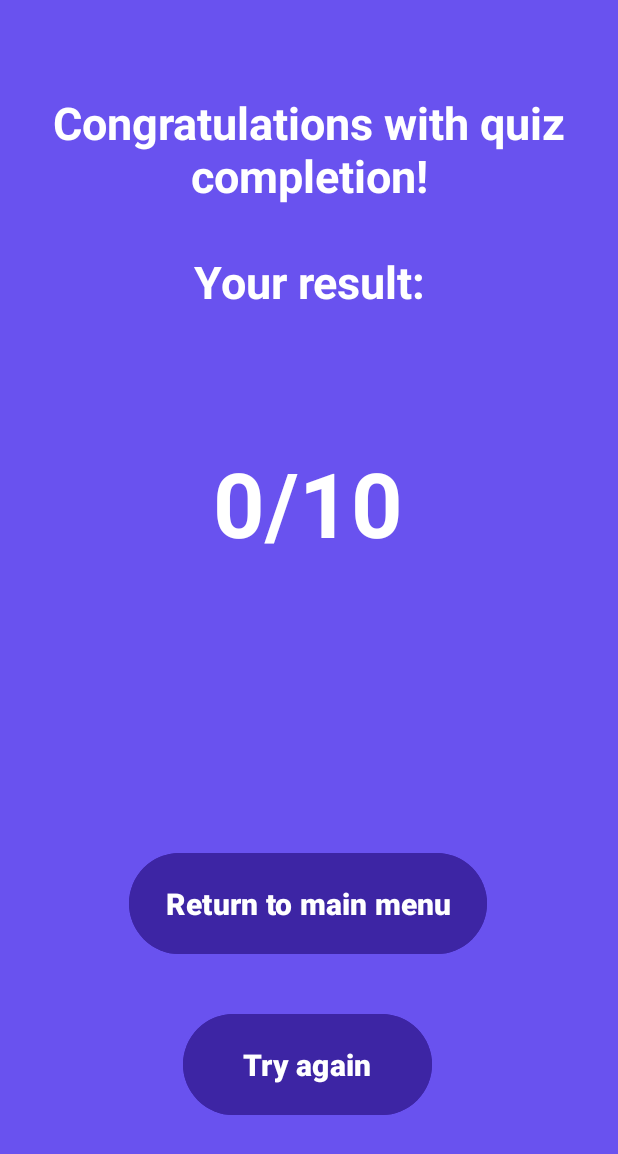
After one commit to Dav1dParker/KotlinPractice, an Android app: the fragment EndScreenFragment placed in its activity, on a phone screen of 412 x 824 dp. The commit adds this screen. Shown: the top 1154 px of the screen. Run offline under Robolectric (Android 15) with nearby library versions, the phone set to English and light mode, and no system bars.

Commit message:
Version 0.5 App is working All present functions are working

```diff
--- a/app/src/main/java/com/example/kotlinpr1/domain/ApiInterface.kt
+++ b/app/src/main/java/com/example/kotlinpr1/domain/ApiInterface.kt
@@ -7,6 +7,6 @@ import retrofit2.http.GET
 
 interface ApiInterface {
     //Describe the request type and the relative URL//
-    @GET("api.php?amount=1&type=multiple")
+    @GET("api.php?amount=1&category=18&type=multiple")
     suspend fun getData(): Response<ResponseBody>
 }
--- /dev/null
+++ b/app/src/main/java/com/example/kotlinpr1/ui/fragments/EndScreenFragment.kt
@@ -0,0 +1,56 @@
+package com.example.kotlinpr1.ui.fragments
+
+import android.os.Bundle
+import android.view.LayoutInflater
+import android.view.View
+import android.view.ViewGroup
+import androidx.fragment.app.Fragment
+import androidx.fragment.app.activityViewModels
+import com.example.kotlinpr1.R
+import com.example.kotlinpr1.databinding.FragmentEndScreenBinding
+import com.example.kotlinpr1.databinding.FragmentQuestionBinding
+import com.example.kotlinpr1.ui.activities.MainActivity
+import com.example.kotlinpr1.ui.viewModel.MainActivityViewModel
+
+
+class EndScreenFragment : Fragment() {
+    private lateinit var binding: FragmentEndScreenBinding
+    private val pointsHandler: MainActivityViewModel by activityViewModels()
+
+    override fun onCreate(savedInstanceState: Bundle?) {
+        super.onCreate(savedInstanceState)
+    }
+
+    override fun onCreateView(
+        inflater: LayoutInflater, container: ViewGroup?,
+        savedInstanceState: Bundle?
+    ): View {
+        binding = FragmentEndScreenBinding.inflate(inflater, container, false)
+        return binding.root
+    }
+
+    override fun onViewCreated(view: View, savedInstanceState: Bundle?) {
+        super.onViewCreated(view, savedInstanceState)
+
+        binding.pointsCounter.text = pointsHandler.getPointsCounter().toString() + "/10"
+
+        binding.ReturnToMainMenu.setOnClickListener {
+            pointsHandler.clearPointsCounter()
+            pointsHandler.clearCounter()
+            (activity as MainActivity).replaceFragment(
+                MainScreenFragment(),
+                getString(R.string.Home)
+            )
+        }
+        binding.TryAgainButton.setOnClickListener {
+            pointsHandler.clearPointsCounter()
+            pointsHandler.clearCounter()
+            (activity as MainActivity).replaceFragment(
+                QuestionScreenFragment(),
+                getString(R.string.ShowDatabase)
+            )
+        }
+    }
+
+
+}
--- a/app/src/main/java/com/example/kotlinpr1/ui/viewModel/MainActivityViewModel.kt
+++ b/app/src/main/java/com/example/kotlinpr1/ui/viewModel/MainActivityViewModel.kt
@@ -10,7 +10,8 @@ class MainActivityViewModel : ViewModel() {
 
 
     private var orderArray = listOf<Int>(0, 1, 2, 3, 4, 5, 6, 7, 8, 9)
-    private var counter : Int = 0
+    private var counter: Int = 0
+    private var pointsCounter: Int = 0
     fun genNewOrder() {
         orderArray = orderArray.shuffled()
     }
@@ -19,18 +20,27 @@ class MainActivityViewModel : ViewModel() {
         return orderArray
     }
 
-    fun clearCounter()
-    {
+    fun clearCounter() {
         counter = 0
     }
 
-    fun countPlusPlus()
-    {
+    fun countPlusPlus() {
         counter++
     }
 
-    fun getCounter():Int
-    {
+    fun getCounter(): Int {
         return counter
     }
+
+    fun clearPointsCounter() {
+        this.pointsCounter = 0
+    }
+
+    fun pointsCounterPlusPlus() {
+        this.pointsCounter++
+    }
+
+    fun getPointsCounter(): Int {
+        return pointsCounter
+    }
 }
--- /dev/null
+++ b/app/src/main/res/layout/fragment_end_screen.xml
@@ -0,0 +1,80 @@
+<?xml version="1.0" encoding="utf-8"?>
+<androidx.constraintlayout.widget.ConstraintLayout xmlns:android="http://schemas.android.com/apk/res/android"
+    xmlns:app="http://schemas.android.com/apk/res-auto"
+    xmlns:tools="http://schemas.android.com/tools"
+    android:layout_width="match_parent"
+    android:layout_height="match_parent"
+    android:background="@color/secondaryBackground"
+    tools:context=".ui.fragments.MainScreenFragment">
+
+    <Button
+        android:id="@+id/TryAgainButton"
+        android:layout_width="wrap_content"
+        android:layout_height="wrap_content"
+        android:backgroundTint="@color/mainBackground"
+        android:paddingStart="40dp"
+        android:paddingTop="20dp"
+        android:paddingEnd="40dp"
+        android:paddingBottom="20dp"
+        android:text="@string/StartQuizAgain"
+        android:textAllCaps="false"
+        android:textSize="20sp"
+        android:textStyle="bold"
+        app:layout_constraintBottom_toBottomOf="parent"
+        app:layout_constraintEnd_toEndOf="parent"
+        app:layout_constraintHorizontal_bias="0.497"
+        app:layout_constraintStart_toStartOf="parent"
+        app:layout_constraintTop_toBottomOf="@+id/ReturnToMainMenu"
+        app:layout_constraintVertical_bias="0.293" />
+
+    <Button
+        android:id="@+id/ReturnToMainMenu"
+        android:layout_width="wrap_content"
+        android:layout_height="wrap_content"
+        android:layout_marginBottom="184dp"
+        android:backgroundTint="@color/mainBackground"
+        android:paddingTop="20dp"
+        android:paddingBottom="20dp"
+        android:text="@string/ReturnToMainMenu"
+        android:textAllCaps="false"
+        android:textSize="20sp"
+        android:textStyle="bold"
+        app:layout_constraintBottom_toBottomOf="parent"
+
+        app:layout_constraintEnd_toEndOf="parent"
+        app:layout_constraintHorizontal_bias="0.497"
+        app:layout_constraintStart_toStartOf="parent"
+        app:layout_constraintTop_toBottomOf="@+id/pointsCounter"
+        app:layout_constraintVertical_bias="1.0" />
+
+    <TextView
+        android:id="@+id/EndOfQuiz"
+        android:layout_width="wrap_content"
+        android:layout_height="wrap_content"
+        android:gravity="center"
+        android:text="@string/EndOfQuiz"
+        android:textColor="@color/white"
+        android:textSize="30sp"
+        android:textStyle="bold"
+        app:layout_constraintBottom_toBottomOf="parent"
+        app:layout_constraintEnd_toEndOf="parent"
+        app:layout_constraintStart_toStartOf="parent"
+        app:layout_constraintTop_toTopOf="parent"
+        app:layout_constraintVertical_bias="0.091" />
+
+    <TextView
+        android:id="@+id/pointsCounter"
+        android:layout_width="wrap_content"
+        android:layout_height="wrap_content"
+        android:layout_marginBottom="344dp"
+        android:text=""
+        android:textColor="@color/white"
+        android:textSize="60sp"
+        android:textStyle="bold"
+        app:layout_constraintBottom_toBottomOf="parent"
+        app:layout_constraintEnd_toEndOf="parent"
+        app:layout_constraintHorizontal_bias="0.498"
+        app:layout_constraintStart_toStartOf="parent"
+        app:layout_constraintTop_toBottomOf="@+id/EndOfQuiz"
+        app:layout_constraintVertical_bias="0.453" />
+</androidx.constraintlayout.widget.ConstraintLayout>
--- a/app/src/main/res/layout/fragment_settings.xml
+++ b/app/src/main/res/layout/fragment_settings.xml
@@ -52,6 +52,7 @@
         app:layout_constraintVertical_bias="0.557" />
 
     <Button
+        android:textAllCaps="false"
         android:id="@+id/ClearDatabaseButton"
         android:layout_width="wrap_content"
         android:layout_height="wrap_content"
--- a/app/src/main/res/values/strings.xml
+++ b/app/src/main/res/values/strings.xml
@@ -32,6 +32,10 @@
     <string name="NextQuestion">Next Question -></string>
     <string name="UpdateDB">Update questions base</string>
     <string name="DBerror">Network error</string>
+    <string name="EndOfQuiz">Congratulations with quiz completion!\n\nYour result:</string>
+    <string name="ReturnToMainMenu">Return to main menu</string>
+    <string name="StartQuizAgain">Try again</string>
+    <string name="Points">Points: </string>
     <string name="AppVersion">Version of application: 0.5</string>
     <string name="gitLink"><a href="https://github.com/Dav1dParker">https://github.com/Dav1dParker</a></string>
 
--- a/app/src/main/res/values/themes.xml
+++ b/app/src/main/res/values/themes.xml
@@ -17,6 +17,7 @@
 </style>
     <style name="Button" parent="ThemeOverlay.AppCompat">
         <!--<item name="colorAccent">@color/mainBackground</item>-->
+        textAllCaps="false"
     </style>
 <!-- Base application theme. -->
 <style name="Base.Theme.KotlinPr1" parent="Theme.Material3.DayNight.NoActionBar">
```
Also changed, not shown: app/src/main/java/com/example/kotlinpr1/ui/fragments/MainScreenFragment.kt (+9 -5 lines), app/src/main/java/com/example/kotlinpr1/ui/fragments/QuestionScreenFragment.kt (+10 -7 lines), app/src/main/res/layout/fragment_mainscreen.xml (+34 -14 lines), app/src/main/res/layout/fragment_question.xml (+60 -5 lines), 2 other files.
